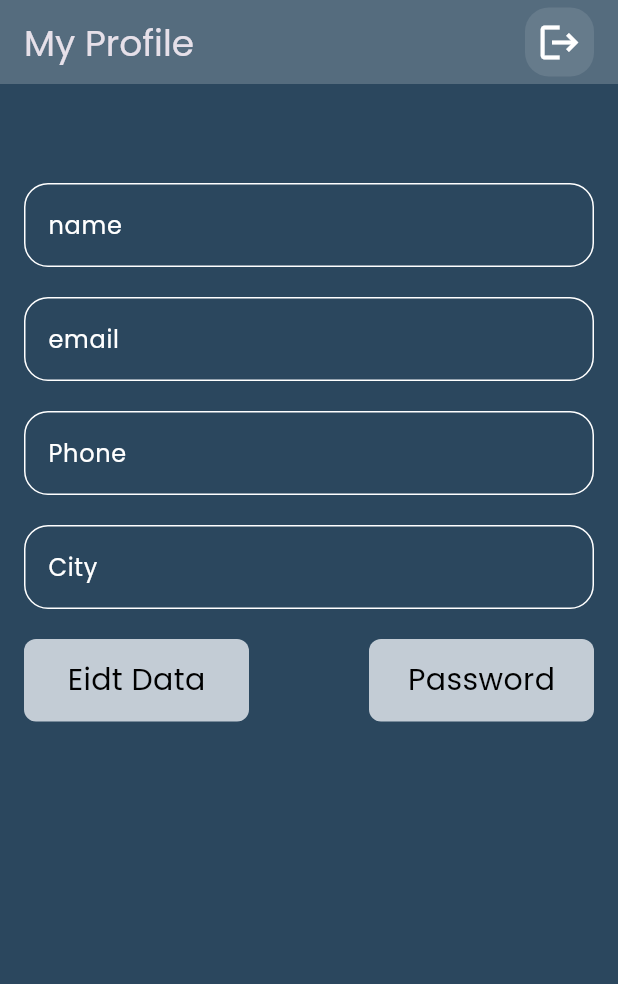
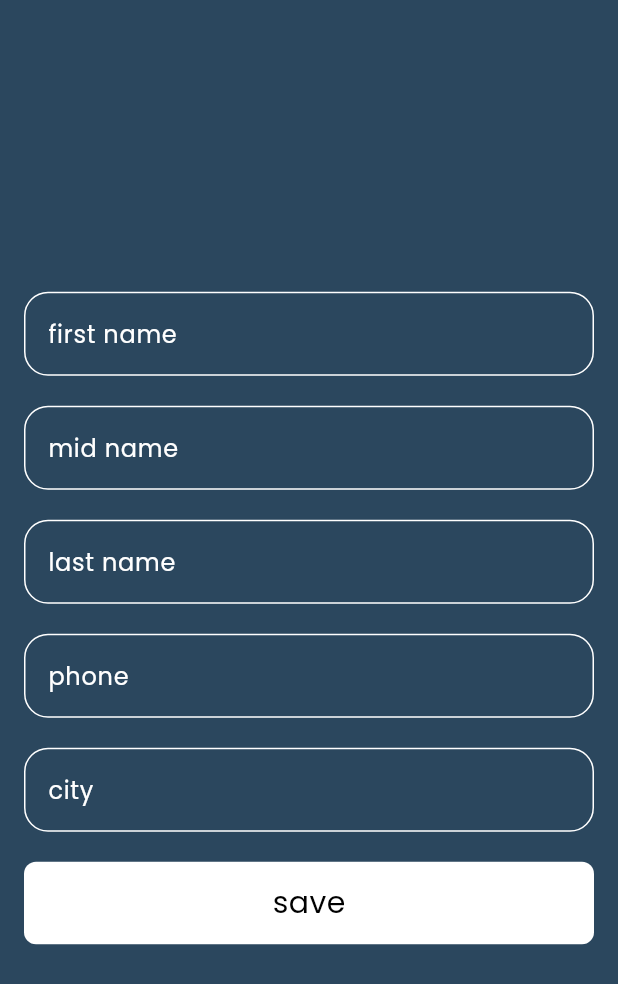
Before and after one commit to EslamElzaky/EXCP_Training, a Flutter app: the ProfilePage screen opened by its route, after a tap on "Eidt Data", on a phone screen of 412 x 824 dp. Shown: the top 984 px of the screen. Run offline on Flutter 3.47's test engine with Material 3 defaults, Android fonts, the phone set to English and light mode, and no system bars; our stand-ins replace cloud_firestore, firebase_auth, firebase_core, modal_progress_hud_nsn; accounts and stored records are empty.

Commit message:
ceate page eidt profil

```diff
--- /dev/null
+++ b/lib/views/eidt_profile_page.dart
@@ -0,0 +1,67 @@
+
+import 'package:excp_training/constant.dart';
+import 'package:excp_training/helper/custom_button.dart';
+import 'package:excp_training/helper/custom_text_field.dart';
+import 'package:flutter/material.dart';
+
+class EidtProfilePage extends StatelessWidget {
+  const EidtProfilePage({super.key});
+  static String id = 'edit_profile_page';
+  @override
+  Widget build(BuildContext context) {
+    return Scaffold(
+      backgroundColor: kPrimarycolor,
+      body: Center(
+        child: Padding(
+          padding: const EdgeInsets.symmetric(horizontal: 16),
+          child: Column(
+            mainAxisAlignment: MainAxisAlignment.center,
+            children: [
+              CostumFormTextField(
+                hintText: 'first name',
+                obscureText: false,
+              ),
+              SizedBox(
+                height: 20,
+              ),
+              CostumFormTextField(
+                hintText: 'mid name',
+                obscureText: true,
+              ),
+                SizedBox(
+                height: 20,
+              ),
+              CostumFormTextField(
+                hintText: 'last name',
+                obscureText: true,
+              ),  SizedBox(
+                height: 20,
+              ),
+              CostumFormTextField(
+                hintText: 'phone',
+                obscureText: true,
+              ),  SizedBox(
+                height: 20,
+              ),
+              CostumFormTextField(
+                hintText: 'city',
+                obscureText: false,
+              ),
+              SizedBox(
+                height: 20,
+              ),
+              CustomButton(
+                size: double.infinity,
+                text: 'save',
+                onTap: () {
+                  Navigator.pushNamed(context, 'BottomNavigation');
+                  // naHandle login action
+                },
+              ),
+            ],
+          ),
+        ),
+      ),
+    );
+  }
+}
--- a/lib/views/profile_page.dart
+++ b/lib/views/profile_page.dart
@@ -2,6 +2,8 @@ import 'package:excp_training/constant.dart';
 import 'package:excp_training/helper/custom_button.dart';
 import 'package:excp_training/helper/custom_icons.dart';
 import 'package:excp_training/helper/custom_text_field.dart';
+import 'package:excp_training/views/change_password.dart';
+import 'package:excp_training/views/eidt_profile_page.dart';
 import 'package:excp_training/views/home_view.dart';
 import 'package:excp_training/views/login_page.dart';
 import 'package:firebase_auth/firebase_auth.dart';
@@ -83,6 +85,7 @@ class ProfilePage extends StatelessWidget {
                     color: const Color.fromARGB(255, 195, 204, 213),
                     text: 'Eidt Data',
                     onTap: () {
+                      Navigator.pushNamed(context, EidtProfilePage.id);
                       // Handle login action
                     },
                   ),
@@ -91,6 +94,7 @@ class ProfilePage extends StatelessWidget {
                     size: 150,
                     text: 'Password',
                     onTap: () {
+                      Navigator.pushNamed(context, ChangePasswordPage.id);
                       // Handle login action
                     },
                   ),
```
